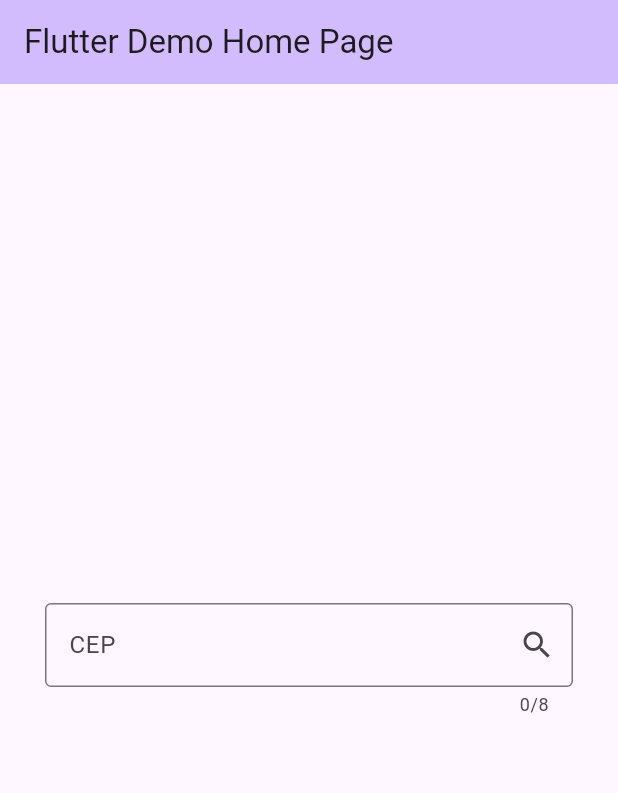
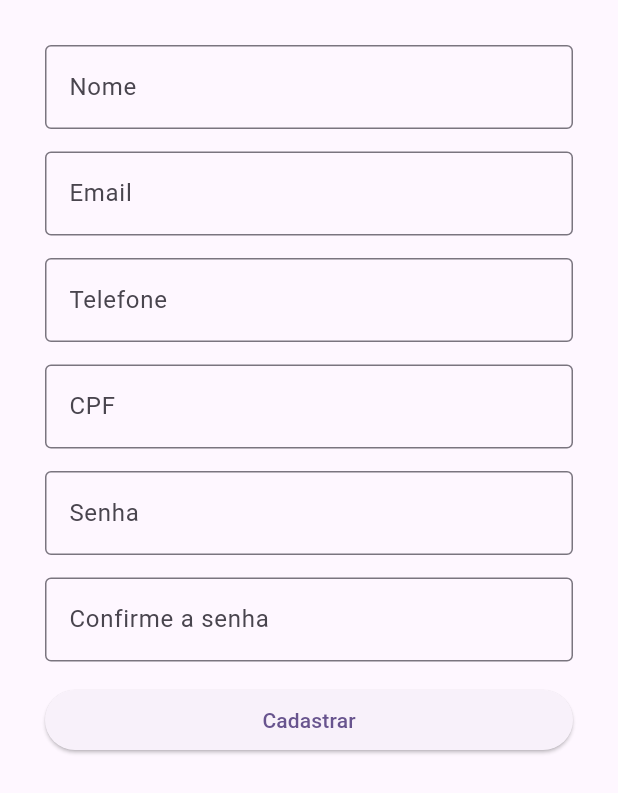
Before and after one commit to RenatoNMG/Flutter_Api_via_cep, a Flutter app: the screen it shows after launch, on a phone screen of 412 x 824 dp. Shown: the top 793 px of the screen. Run offline on Flutter 3.47's test engine with Material 3 defaults, Android fonts, the phone set to English and light mode, and no system bars; our stand-ins replace cloud_firestore, firebase_auth, shared_preferences; accounts and stored records are empty.

Commit message:
page form

```diff
--- /dev/null
+++ b/lib/Pages/form_cadastro_usuario_page.dart
@@ -0,0 +1,138 @@
+import 'package:flutter/gestures.dart';
+import 'package:flutter/material.dart';
+
+class FormCadastroUsuarioPage extends StatefulWidget {
+  const FormCadastroUsuarioPage({super.key});
+
+  @override
+  State<FormCadastroUsuarioPage> createState() =>
+      _FormCadastroUsuarioPageState();
+}
+
+class _FormCadastroUsuarioPageState extends State<FormCadastroUsuarioPage> {
+  TextEditingController nomeController = TextEditingController();
+  TextEditingController emailController = TextEditingController();
+  TextEditingController telefoneController = TextEditingController();
+  TextEditingController cpfController = TextEditingController();
+  TextEditingController senhaController = TextEditingController();
+  TextEditingController confirmacaoController = TextEditingController();
+
+  GlobalKey<FormState> formKey = GlobalKey<FormState>();
+
+  @override
+  Widget build(BuildContext context) {
+    return SafeArea(
+      child: Scaffold(
+        body: Padding(
+          padding: const EdgeInsets.symmetric(horizontal: 30, vertical: 30),
+          child: Column(
+            children: [
+              Form(
+                key: formKey,
+                child: Column(
+                  crossAxisAlignment: CrossAxisAlignment.stretch,
+                  spacing: 15,
+                  children: [
+                    TextFormField(
+                      validator: (value) {
+                        if (value!.isEmpty) {
+                          return "O campo nome é obrigatório";
+                        }
+                        return null;
+                      },
+                      controller: nomeController,
+                      decoration: InputDecoration(
+                        labelText: "Nome",
+                        border: OutlineInputBorder(),
+                      ),
+                    ),
+                    TextFormField(
+                      validator: (value) {
+                        final RegExp emailRegex = RegExp(
+                          r'^[a-zA-Z0-9._%+-]+@[a-zA-Z0-9.-]+\.[a-zA-Z]{2,}$',
+                        );
+                        if (!emailRegex.hasMatch(value!)) {
+                          return "Email inválido";
+                        }
+
+                        return null;
+                      },
+                      controller: emailController,
+                      decoration: InputDecoration(
+                        labelText: "Email",
+                        border: OutlineInputBorder(),
+                      ),
+                    ),
+                    TextFormField(
+                      validator: (value) {
+                        if (value!.isEmpty) {
+                          return "O campo telefone é obrigatório";
+                        }
+                        return null;
+                      },
+                      controller: telefoneController,
+                      decoration: InputDecoration(
+                        labelText: "Telefone",
+                        border: OutlineInputBorder(),
+                      ),
+                    ),
+                    TextFormField(
+                      validator: (value) {
+                        if (value!.isEmpty) {
+                          return "O campo cpf é obrigatório";
+                        }
+                        return null;
+                      },
+                      controller: cpfController,
+                      decoration: InputDecoration(
+                        labelText: "CPF",
+                        border: OutlineInputBorder(),
+                      ),
+                    ),
+                    TextFormField(
+                      validator: (value) {
+                        if (value!.isEmpty) {
+                          return "O campo senha é obrigatório";
+                        }
+                        return null;
+                      },
+                      controller: senhaController,
+                      decoration: InputDecoration(
+                        labelText: "Senha",
+                        border: OutlineInputBorder(),
+                      ),
+                    ),
+                    TextFormField(
+                      validator: (value) {
+                        if (value!.isEmpty) {
+                          return "A confirmação da senha deve ser digitada";
+                        }
+                        if (value != senhaController.text) {
+                          return "a confirmação da senha esta incorreta";
+                        }
+                      },
+                      controller: confirmacaoController,
+                      decoration: InputDecoration(
+                        labelText: "Confirme a senha",
+                        border: OutlineInputBorder(),
+                      ),
+                    ),
+                    ElevatedButton(
+                      onPressed: () {
+                        if (!formKey.currentState!.validate()) {
+                          return;
+                        }
+                        print("validade");
+                      },
+                      child: Text("Cadastrar"),
+                    ),
+                  ],
+                ),
+              ),
+            ],
+          ),
+        ),
+      ),
+    );
+  }
+}
--- a/lib/Services/firebase_service.dart
+++ b/lib/Services/firebase_service.dart
@@ -1,6 +1,7 @@
 import 'package:cloud_firestore/cloud_firestore.dart';
 
 class FirebaseService {
+
   final String collectionName;
   final FirebaseFirestore _firestore = FirebaseFirestore.instance;
 
--- a/lib/app.dart
+++ b/lib/app.dart
@@ -1,3 +1,4 @@
+import 'package:cosumodeapi/Pages/form_cadastro_usuario_page.dart';
 import 'package:cosumodeapi/Pages/home_page.dart';
 import 'package:flutter/material.dart';
 
@@ -15,7 +16,8 @@
 
       ),
       debugShowCheckedModeBanner: false,
-      home: const MyHomePage(title: 'Flutter Demo Home Page'),
+      home: const FormCadastroUsuarioPage(),
     );
+    // MyHomePage(title: 'Flutter Demo Home Page')
   }
 }
```
